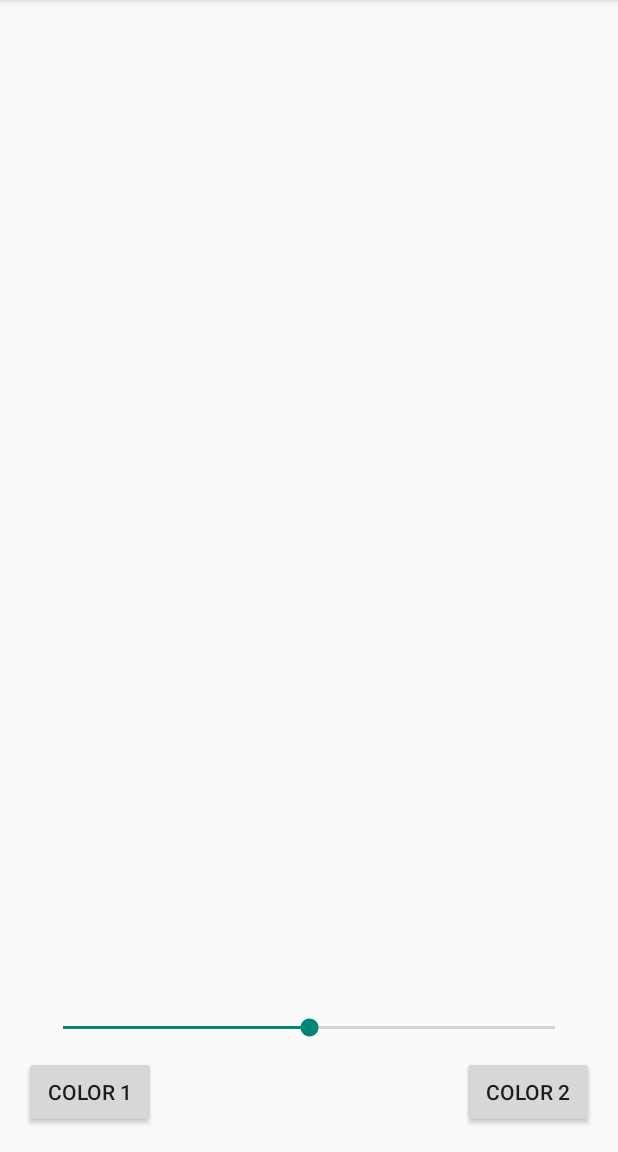
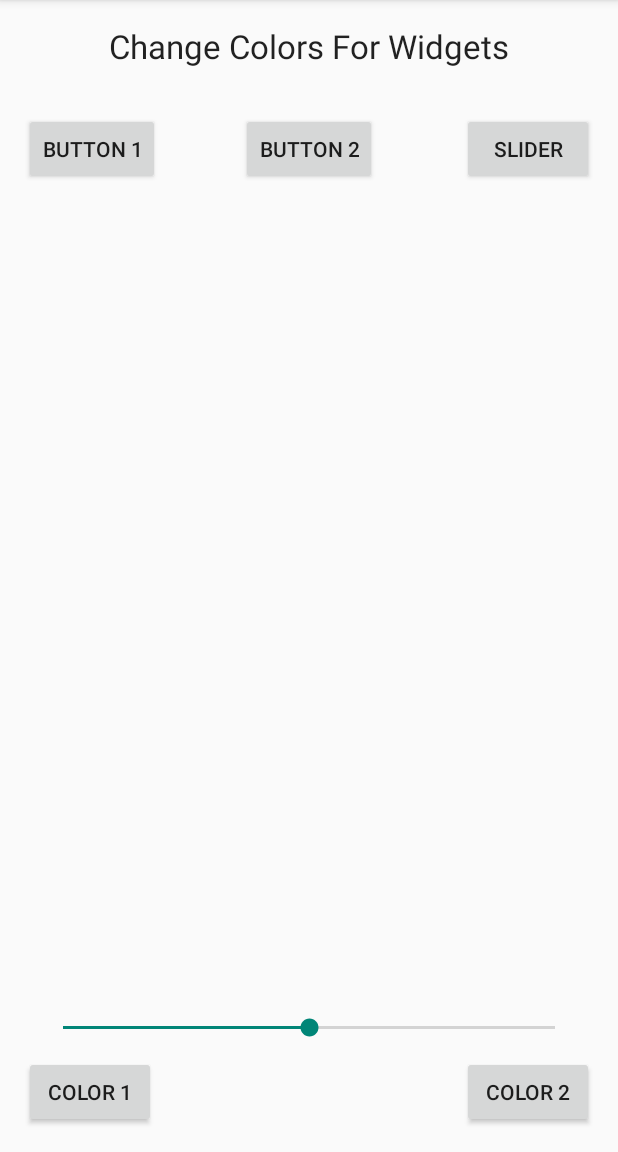
Before and after one commit to KyleFrisbie/ColorBlender, an Android app: the screen it shows after launch (HomeActivity), in the options menu, after a tap on "Settings", on a phone screen of 412 x 824 dp, the part 84-1236 px from its top. Run offline under Robolectric (Android 15) with nearby library versions, the phone set to English and light mode, and no system bars.

Commit message:
Added a new fragment for settings

```diff
--- a/app/src/main/java/kylefrisbee/com/colorblender/HomeActivity.java
+++ b/app/src/main/java/kylefrisbee/com/colorblender/HomeActivity.java
@@ -1,25 +1,29 @@
 package kylefrisbee.com.colorblender;
 
 import android.app.ActionBar;
+import android.app.FragmentTransaction;
 import android.support.v7.app.AppCompatActivity;
 import android.os.Bundle;
 import android.view.Menu;
 import android.view.MenuItem;
+import android.widget.Button;
+import android.widget.SeekBar;
 
 public class HomeActivity extends AppCompatActivity {
     private ActionBar mActionBar;
+    private Button mColor1;
+    private Button mColor2;
+    private SeekBar mSlider;
 
 
     @Override
     protected void onCreate(Bundle savedInstanceState) {
         super.onCreate(savedInstanceState);
         setContentView(R.layout.activity_home);
-
         mActionBar = getActionBar();
-
-
-
-        mActionBar.setDisplayHomeAsUpEnabled(true);
+        mColor1 = (Button) findViewById(R.id.color1_button);
+        mColor2 = (Button) findViewById(R.id.color2_button);
+        mSlider = (SeekBar) findViewById(R.id.seekBar);
     }
 
     @Override
@@ -38,6 +42,9 @@ public class HomeActivity extends AppCompatActivity {
 
         //noinspection SimplifiableIfStatement
         if (id == R.id.action_settings) {
+            FragmentTransaction ft = getFragmentManager().beginTransaction();
+            ft.replace(R.id.MainLayout, new SettingsFragment());
+            ft.commit();
             return true;
         }
 
--- /dev/null
+++ b/app/src/main/java/kylefrisbee/com/colorblender/SettingsFragment.java
@@ -0,0 +1,27 @@
+package kylefrisbee.com.colorblender;
+
+
+import android.os.Bundle;
+import android.app.Fragment;
+import android.view.LayoutInflater;
+import android.view.View;
+import android.view.ViewGroup;
+
+
+public class SettingsFragment extends Fragment {
+
+    @Override
+    public View onCreateView(LayoutInflater inflater, ViewGroup container, Bundle savedInstanceState) {
+        return inflater.inflate(R.layout.fragment_settings, container, false);
+    }
+
+    @Override
+    public void onCreate(Bundle savedInstanceState) {
+        super.onCreate(savedInstanceState);
+    }
+
+    @Override
+    public void onActivityCreated(Bundle savedInstanceState) {
+        super.onActivityCreated(savedInstanceState);
+    }
+}
--- /dev/null
+++ b/app/src/main/res/layout/fragment_settings.xml
@@ -0,0 +1,42 @@
+<RelativeLayout xmlns:android="http://schemas.android.com/apk/res/android"
+    xmlns:tools="http://schemas.android.com/tools" android:layout_width="match_parent"
+    android:layout_height="match_parent"
+    tools:context="kylefrisbee.com.colorblender.SettingsFragment">
+
+
+    <TextView
+        android:layout_width="wrap_content"
+        android:layout_height="wrap_content"
+        android:textAppearance="?android:attr/textAppearanceLarge"
+        android:text="Change Colors For Widgets"
+        android:id="@+id/textView"
+        android:layout_alignParentTop="true"
+        android:layout_centerHorizontal="true"
+        android:layout_marginBottom="30dp" />
+
+    <Button
+        android:layout_width="wrap_content"
+        android:layout_height="wrap_content"
+        android:text="Button 1"
+        android:id="@+id/button"
+        android:layout_below="@+id/textView"
+        android:layout_alignParentLeft="true"
+        android:layout_alignParentStart="true" />
+
+    <Button
+        android:layout_width="wrap_content"
+        android:layout_height="wrap_content"
+        android:text="Button 2"
+        android:id="@+id/button2"
+        android:layout_alignTop="@+id/button"
+        android:layout_centerHorizontal="true" />
+
+    <Button
+        android:layout_width="wrap_content"
+        android:layout_height="wrap_content"
+        android:text="Slider"
+        android:id="@+id/button3"
+        android:layout_alignTop="@+id/button2"
+        android:layout_alignParentRight="true"
+        android:layout_alignParentEnd="true" />
+</RelativeLayout>
--- a/app/src/main/res/values/strings.xml
+++ b/app/src/main/res/values/strings.xml
@@ -3,4 +3,7 @@
 
     <string name="hello_world">Hello world!</string>
     <string name="action_settings">Settings</string>
+
+<!-- TODO: Remove or change this placeholder text -->
+    <string name="hello_blank_fragment">Hello blank fragment</string>
 </resources>
```
Also changed, not shown: app/src/main/res/menu/menu_home.xml (+6 -2 lines), 1 other file.
